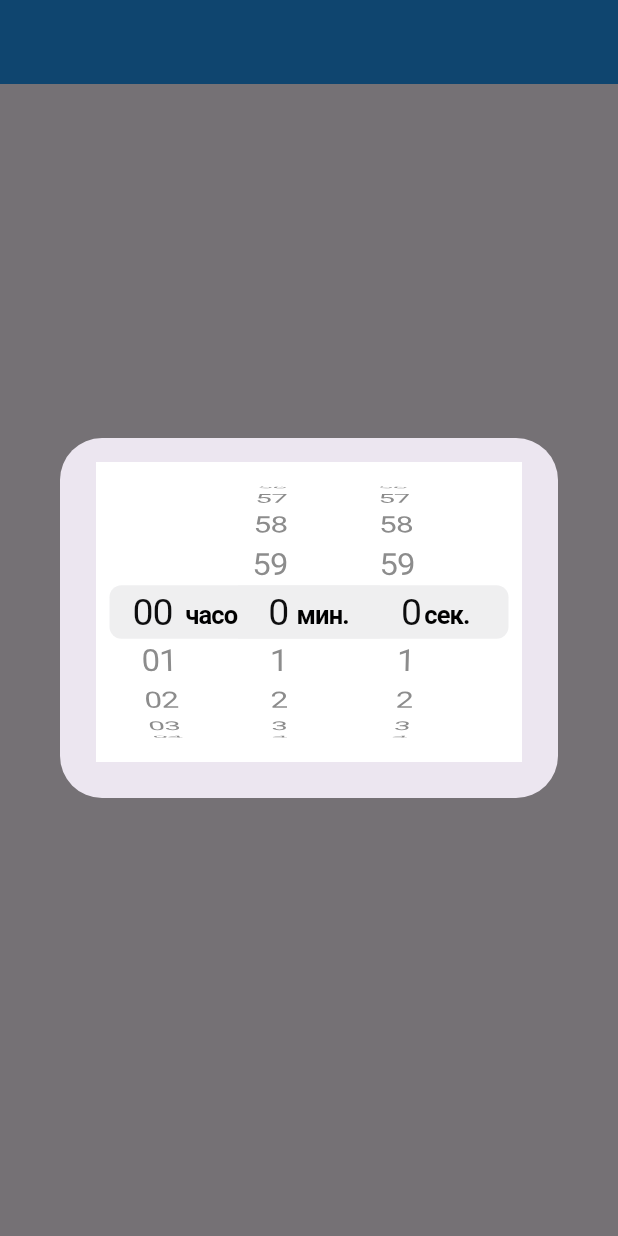
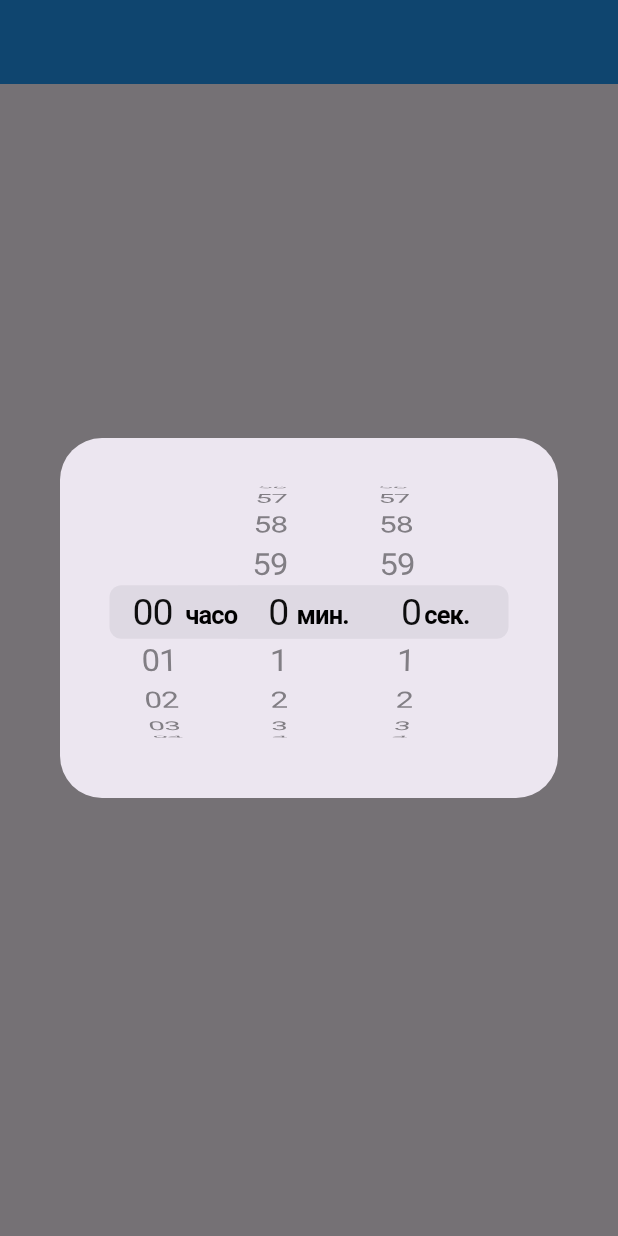
Before and after one commit to Norragami/flutter_timer, a Flutter app: the screen it shows after launch, after a tap on "Ввести время", on a phone screen of 412 x 824 dp. Run offline on Flutter 3.47's test engine with Material 3 defaults, Android fonts, the phone set to English and light mode, and no system bars.

```diff
--- a/lib/home_screen.dart
+++ b/lib/home_screen.dart
@@ -16,25 +16,12 @@ class _HomeScreenState extends State<HomeScreen> {
   int seconds = 0;
   Timer? timer;
 
-  // @override
-  // void initState() {
-  //   super.initState();
-  //   timer = Timer.periodic(const Duration(seconds: 1), (timer) {
-  //     setState(() {
-  //       seconds--;
-  //       if(seconds==0){
-  //         timer.cancel();
-  //       }
-  //     });
-  //   });
-  // }
+
 
   @override
   Widget build(BuildContext context) {
     return Scaffold(
-      appBar: AppBar(
-        backgroundColor: Colors.blue,
-      ),
+      appBar: appBar,
       body: Center(
         child: Column(
           mainAxisAlignment: MainAxisAlignment.center,
@@ -47,8 +34,7 @@ class _HomeScreenState extends State<HomeScreen> {
               height: 50,
             ),
             ElevatedButton(
-                onPressed: () {
-               showDialog(context: context, builder: (p0) => _pickTime());},
+                onPressed: () => showDialog(context: context, builder: (p0) => _pickTime()),
                 child: const Text("Ввести время"))
           ],
         ),
@@ -67,11 +53,9 @@ class _HomeScreenState extends State<HomeScreen> {
 
   Widget _pickTime() {
     return AlertDialog(
-      content: Container(
-        alignment: Alignment.center,
+      content: SizedBox(
         height: 200,
         width: 400,
-        color: Colors.white,
         child: CupertinoTimerPicker(
           initialTimerDuration: const Duration(hours: 0, minutes: 0, seconds: 0),
           mode: CupertinoTimerPickerMode.hms,
@@ -87,3 +71,8 @@ class _HomeScreenState extends State<HomeScreen> {
     );
   }
 }
+
+
+AppBar appBar = AppBar(
+  backgroundColor: Colors.blue,
+);
--- a/lib/main.dart
+++ b/lib/main.dart
@@ -1,5 +1,6 @@
 import 'package:flutter/material.dart';
-import 'package:flutter_localization/flutter_localization.dart';
+// ignore: depend_on_referenced_packages
+import 'package:flutter_localizations/flutter_localizations.dart';
 import 'home_screen.dart';
 
 void main() {
@@ -11,13 +12,17 @@ class MainApp extends StatelessWidget {
 
   @override
   Widget build(BuildContext context) {
-    final FlutterLocalization localization = FlutterLocalization.instance;
+    // final FlutterLocalization localization = FlutterLocalization.instance;
 
-    return MaterialApp(
-      supportedLocales: const [Locale('ru')],
-      localizationsDelegates: localization.localizationsDelegates,
+    return const MaterialApp(
+      supportedLocales:  [Locale('ru')],
+      localizationsDelegates:  [
+    GlobalMaterialLocalizations.delegate,
+    GlobalWidgetsLocalizations.delegate,
+    GlobalCupertinoLocalizations.delegate,
+  ],
       debugShowCheckedModeBanner: false,
-      home: const HomeScreen(),
+      home: HomeScreen(),
     );
   }
 }
```
